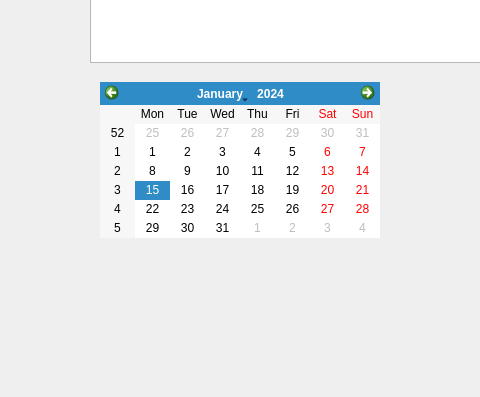
First picture: the form in 004_CHMV/QTLearning/CW01/mainwindow.ui, repository leaptop/repos2, before the edit; both pictures show x 240 to 720 and y 458 to 855 of the 928 by 855 pixel window.
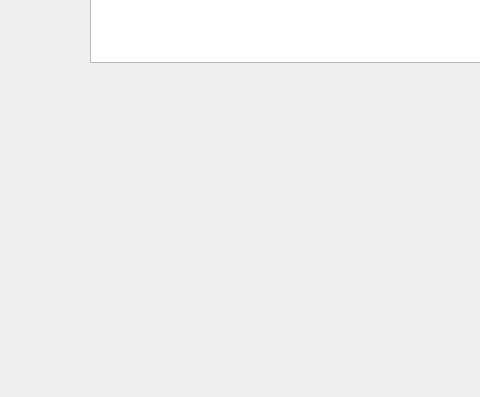
Second picture: the form after the edit.

Diff of the .ui file:
```diff
--- a/004_CHMV/QTLearning/CW01/mainwindow.ui
+++ b/004_CHMV/QTLearning/CW01/mainwindow.ui
@@ -90,16 +90,6 @@
      <bool>false</bool>
     </attribute>
    </widget>
-   <widget class="QCalendarWidget" name="calendarWidget">
-    <property name="geometry">
-     <rect>
-      <x>340</x>
-      <y>540</y>
-      <width>280</width>
-      <height>156</height>
-     </rect>
-    </property>
-   </widget>
   </widget>
   <widget class="QMenuBar" name="menubar">
    <property name="geometry">
```
